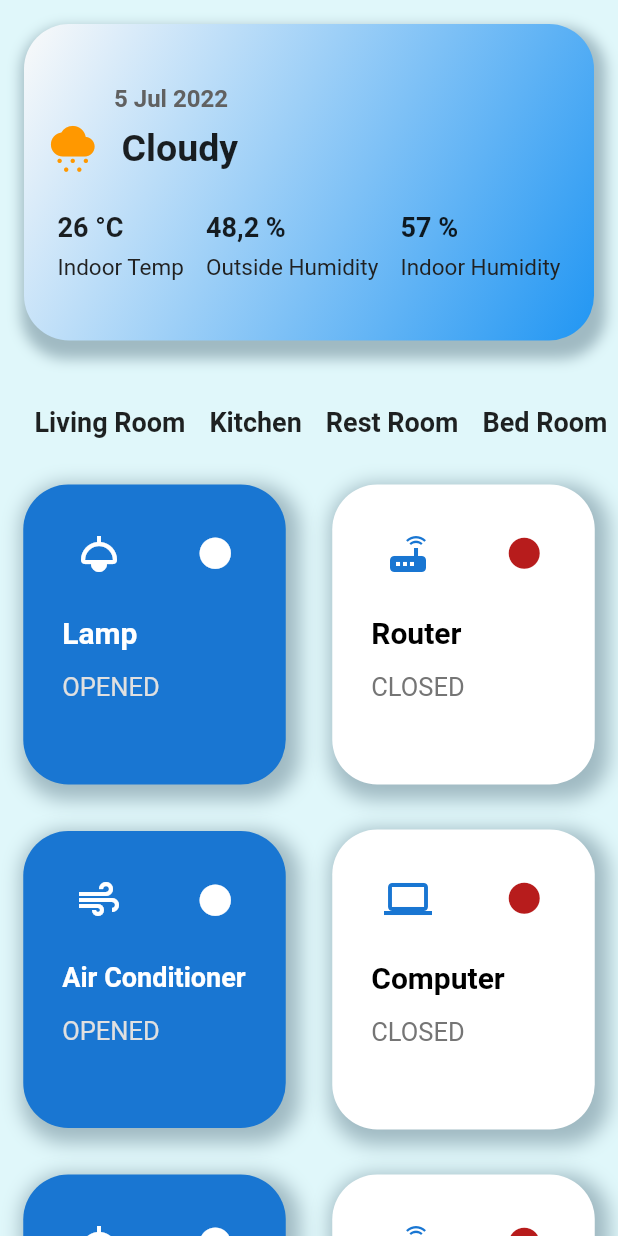
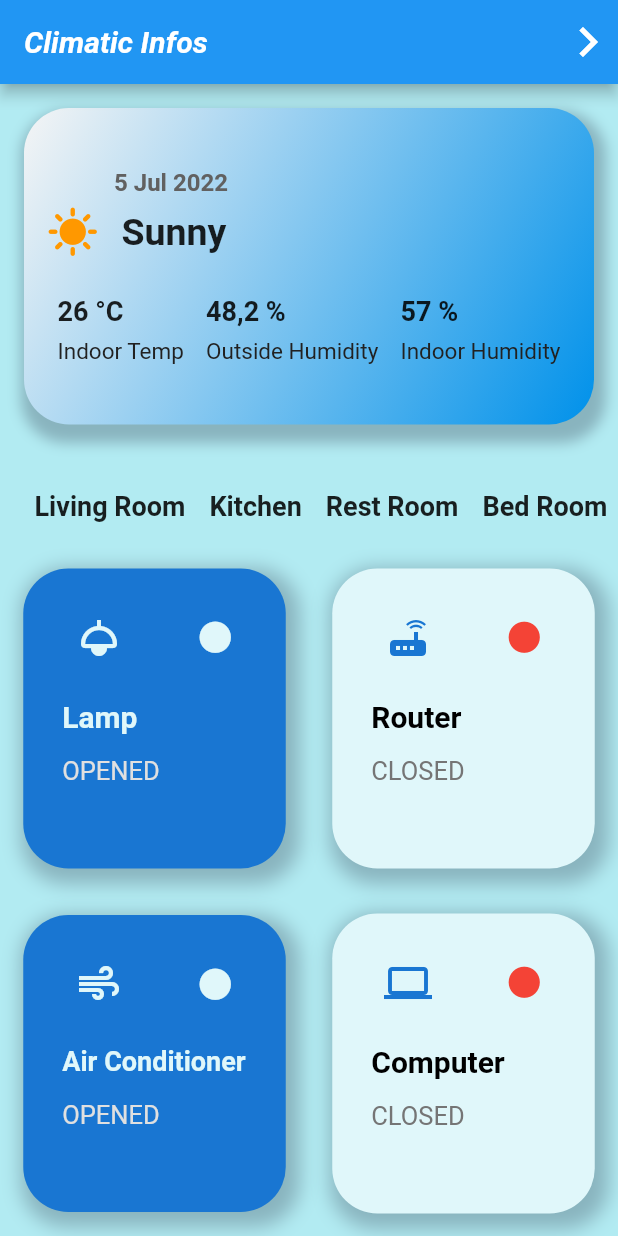
Before and after one commit to vinibressanini/flutter_day_one, a Flutter app: the screen it shows after launch, on a phone screen of 412 x 824 dp. Run offline on Flutter 3.47's test engine with Material 2 defaults, Android fonts, the phone set to English and light mode, and no system bars.

Commit message:
[feat] Added a new page

```diff
--- /dev/null
+++ b/lib/core/app_assets.dart
@@ -0,0 +1,4 @@
+const String rainImg = 'assets/images/rain.png';
+const String weatherImg = 'assets/images/weather_app.png';
+const String weather2Img = 'assets/images/weather_app2.png';
+// const String schuylerFont = 'assets/fonts/Schuyler.ttf';
--- a/lib/main.dart
+++ b/lib/main.dart
@@ -1,4 +1,6 @@
+
 import 'package:flutter/material.dart';
+import 'package:flutter_application_1/next_page.dart';
 
 void main() {
   runApp(const MaterialApp(
@@ -14,8 +16,34 @@ class HomePage extends StatelessWidget {
   @override
   Widget build(BuildContext context) {
     return Scaffold(
-      backgroundColor: Colors.cyan.shade50,
+      backgroundColor: Colors.cyan.shade100,
+      appBar: AppBar(
+        title: const Text(
+          "Climatic Infos",
+          textAlign: TextAlign.center,
+          style: TextStyle(
+            fontStyle: FontStyle.italic,
+            fontWeight: FontWeight.bold,
+          ),
+        ),
+        actions: [
+          IconButton(
+            onPressed: () {
+              Navigator.of(context).push(
+                MaterialPageRoute(
+                  builder: (context) => NextPage(),
+                ),
+              );
+            },
+            icon: const Icon(
+              Icons.keyboard_arrow_right_sharp,
+              size: 40,
+            ),
+          ),
+        ],
+      ),
       body: SingleChildScrollView(
+        physics: BouncingScrollPhysics(),
         child: Column(
           children: [
             Container(
@@ -30,13 +58,13 @@ class HomePage extends StatelessWidget {
                     offset: Offset(3, 7),
                   ),
                 ],
-                color: Colors.white,
+                color: Colors.cyan.shade50,
                 gradient: LinearGradient(
                     begin: Alignment.topLeft,
                     end: Alignment.bottomRight,
                     colors: [
-                      Colors.grey.shade50,
-                      Colors.blue,
+                      Colors.grey.shade100,
+                      Colors.lightBlueAccent.shade700,
                     ]),
                 borderRadius: BorderRadius.circular(30),
               ),
@@ -58,13 +86,13 @@ class HomePage extends StatelessWidget {
                   Row(
                     children: [
                       Icon(
-                        Icons.cloudy_snowing,
+                        Icons.sunny,
                         color: Colors.orange.shade500,
                         size: 35,
                       ),
                       const SizedBox(width: 15),
                       const Text(
-                        "Cloudy",
+                        "Sunny",
                         style: TextStyle(
                           fontSize: 25,
                           fontWeight: FontWeight.bold,
@@ -231,15 +259,15 @@ class HomePage extends StatelessWidget {
                     children: [
                       Row(
                         mainAxisAlignment: MainAxisAlignment.spaceAround,
-                        children: const [
+                        children:  [
                           Icon(
                             Icons.light,
-                            color: Colors.white,
+                            color: Colors.cyan.shade50,
                             size: 32,
                           ),
                           Icon(
                             Icons.circle,
-                            color: Colors.white,
+                            color: Colors.cyan.shade50,
                             size: 25,
                           ),
                         ],
@@ -252,11 +280,11 @@ class HomePage extends StatelessWidget {
                         child: Column(
                           crossAxisAlignment: CrossAxisAlignment.start,
                           children: [
-                            const Text(
+                             Text(
                               "Lamp",
                               style: TextStyle(
                                 fontSize: 20,
-                                color: Colors.white,
+                                color: Colors.cyan.shade50,
                                 fontWeight: FontWeight.bold,
                               ),
                             ),
@@ -282,7 +310,7 @@ class HomePage extends StatelessWidget {
                       const EdgeInsets.symmetric(horizontal: 10, vertical: 30),
                   margin: const EdgeInsets.symmetric(horizontal: 10),
                   decoration: BoxDecoration(
-                    color: Colors.white,
+                    color: Colors.cyan.shade50,
                     borderRadius: BorderRadius.circular(30),
                     boxShadow: [
                       BoxShadow(
@@ -304,9 +332,9 @@ class HomePage extends StatelessWidget {
                             color: Colors.blue.shade700,
                             size: 32,
                           ),
-                          Icon(
+                          const Icon(
                             Icons.circle,
-                            color: Colors.red.shade900,
+                            color: Colors.red,
                             size: 25,
                           ),
                         ],
@@ -371,15 +399,15 @@ class HomePage extends StatelessWidget {
                     children: [
                       Row(
                         mainAxisAlignment: MainAxisAlignment.spaceAround,
-                        children: const [
+                        children:  [
                           Icon(
                             Icons.air,
-                            color: Colors.white,
+                            color: Colors.cyan.shade50,
                             size: 32,
                           ),
                           Icon(
                             Icons.circle,
-                            color: Colors.white,
+                            color: Colors.cyan.shade50,
                             size: 25,
                           ),
                         ],
@@ -392,11 +420,11 @@ class HomePage extends StatelessWidget {
                         child: Column(
                           crossAxisAlignment: CrossAxisAlignment.start,
                           children: [
-                            const Text(
+                             Text(
                               "Air Conditioner",
                               style: TextStyle(
                                 fontSize: 18,
-                                color: Colors.white,
+                                color: Colors.cyan.shade50,
                                 fontWeight: FontWeight.bold,
                               ),
                             ),
@@ -422,14 +450,14 @@ class HomePage extends StatelessWidget {
                       const EdgeInsets.symmetric(horizontal: 10, vertical: 30),
                   margin: const EdgeInsets.symmetric(horizontal: 10),
                   decoration: BoxDecoration(
-                    color: Colors.white,
+                    color: Colors.cyan.shade50,
                     borderRadius: BorderRadius.circular(30),
                     boxShadow: [
                       BoxShadow(
                         color: Colors.blueGrey.withOpacity(0.5),
                         spreadRadius: 5,
                         blurRadius: 10,
-                        offset: Offset(4, 5),
+                        offset: const Offset(4, 5),
                       )
                     ],
                   ),
@@ -444,9 +472,9 @@ class HomePage extends StatelessWidget {
                             color: Colors.blue.shade700,
                             size: 32,
                           ),
-                          Icon(
+                          const Icon(
                             Icons.circle,
-                            color: Colors.red.shade900,
+                            color: Colors.red,
                             size: 25,
                           ),
                         ],
@@ -485,9 +513,7 @@ class HomePage extends StatelessWidget {
                 ),
               ],
             ),
-            SizedBox(
-              height: 30,
-            ),
+            const SizedBox(height: 30),
             Row(
               mainAxisAlignment: MainAxisAlignment.spaceAround,
               children: [
@@ -504,7 +530,7 @@ class HomePage extends StatelessWidget {
                         color: Colors.blueGrey.withOpacity(0.5),
                         spreadRadius: 5,
                         blurRadius: 10,
-                        offset: Offset(4, 5),
+                        offset: const Offset(4, 5),
                       )
                     ],
                   ),
@@ -513,15 +539,15 @@ class HomePage extends StatelessWidget {
                     children: [
                       Row(
                         mainAxisAlignment: MainAxisAlignment.spaceAround,
-                        children: const [
+                        children:  [
                           Icon(
                             Icons.light,
-                            color: Colors.white,
+                            color: Colors.cyan.shade50,
                             size: 32,
                           ),
                           Icon(
                             Icons.circle,
-                            color: Colors.white,
+                            color: Colors.cyan.shade50,
                             size: 25,
                           ),
                         ],
@@ -534,11 +560,11 @@ class HomePage extends StatelessWidget {
                         child: Column(
                           crossAxisAlignment: CrossAxisAlignment.start,
                           children: [
-                            const Text(
+                             Text(
                               "Lamp",
                               style: TextStyle(
                                 fontSize: 20,
-                                color: Colors.white,
+                                color: Colors.cyan.shade50,
                                 fontWeight: FontWeight.bold,
                               ),
                             ),
@@ -564,14 +590,14 @@ class HomePage extends StatelessWidget {
                       const EdgeInsets.symmetric(horizontal: 10, vertical: 30),
                   margin: const EdgeInsets.symmetric(horizontal: 10),
                   decoration: BoxDecoration(
-                    color: Colors.white,
+                    color: Colors.cyan.shade50,
                     borderRadius: BorderRadius.circular(30),
                     boxShadow: [
                       BoxShadow(
                         color: Colors.blueGrey.withOpacity(0.5),
                         spreadRadius: 5,
                         blurRadius: 10,
-                        offset: Offset(4, 5),
+                        offset: const Offset(4, 5),
                       )
                     ],
                   ),
@@ -586,9 +612,9 @@ class HomePage extends StatelessWidget {
                             color: Colors.blue.shade700,
                             size: 32,
                           ),
-                          Icon(
+                          const Icon(
                             Icons.circle,
-                            color: Colors.red.shade900,
+                            color: Colors.red,
                             size: 25,
                           ),
                         ],
@@ -649,10 +675,12 @@ class HomePage extends StatelessWidget {
                     child: Column(
                       crossAxisAlignment: CrossAxisAlignment.start,
                       mainAxisAlignment: MainAxisAlignment.center,
-                      children: [
-                        Icon(Icons.circle,
-                        color: Colors.grey,
-                        size: 50,),
+                      children: const [
+                        Icon(
+                          Icons.circle,
+                          color: Colors.grey,
+                          size: 50,
+                        ),
                       ],
                     ),
                   ),
@@ -662,17 +690,17 @@ class HomePage extends StatelessWidget {
                     children: [
                       Row(
                         children: const [
-                          Text("Everyday Life",
-                          style: TextStyle(
-                            fontSize: 18,
-                            fontWeight: FontWeight.bold,
-                          ),),
+                          Text(
+                            "Everyday Life",
+                            style: TextStyle(
+                              fontSize: 18,
+                              fontWeight: FontWeight.bold,
+                            ),
+                          ),
                         ],
                       ),
                       Row(
-                        children: [
-                          Text("Coldplay")
-                        ],
+                        children: const [Text("Coldplay")],
                       )
                     ],
                   ),
@@ -684,9 +712,18 @@ class HomePage extends StatelessWidget {
                         child: Row(
                           mainAxisAlignment: MainAxisAlignment.end,
                           children: const [
-                            Icon(Icons.skip_previous,size: 30,),
-                            Icon(Icons.play_arrow, size: 30,),
-                            Icon(Icons.skip_next,size: 30,),
+                            Icon(
+                              Icons.skip_previous,
+                              size: 30,
+                            ),
+                            Icon(
+                              Icons.play_arrow,
+                              size: 30,
+                            ),
+                            Icon(
+                              Icons.skip_next,
+                              size: 30,
+                            ),
                           ],
                         ),
                       ),
--- /dev/null
+++ b/lib/next_page.dart
@@ -0,0 +1,32 @@
+import 'package:flutter/material.dart';
+import 'package:flutter_application_1/core/app_assets.dart';
+
+class NextPage extends StatelessWidget {
+  const NextPage({Key? key}) : super(key: key);
+
+  @override
+  Widget build(BuildContext context) {
+    return Scaffold(
+      backgroundColor: Colors.cyan.shade100,
+      appBar: AppBar(),
+      body: Column(
+        children: [
+          Image.asset(rainImg),
+           const Text(
+            "Teste assets font",
+            style: TextStyle(
+              fontSize: 45,
+              fontFamily: 'Schuyler'
+            ),
+          ),
+          const Text(
+            "Teste assets font",
+            style: TextStyle(
+              fontSize: 45,
+            ),
+          ),
+        ],
+      ),
+    );
+  }
+}
```
Also changed, not shown: pubspec.yaml (+9 -10 lines), assets/fonts/Schuyler.ttf (added), assets/images/rain.png (added), assets/images/weather_app.png (added), assets/images/weather_app2.png (added).
